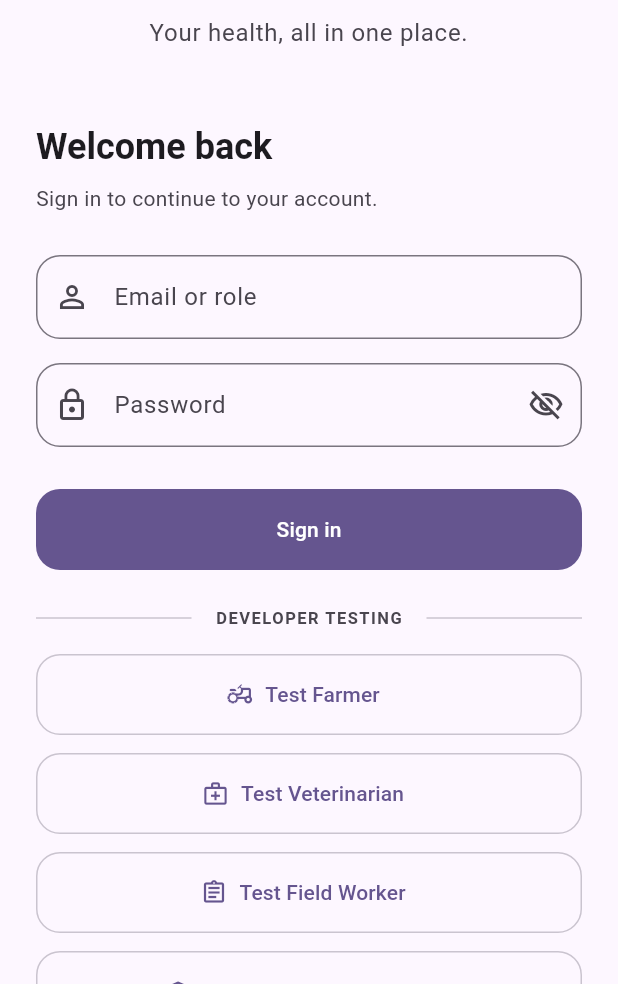
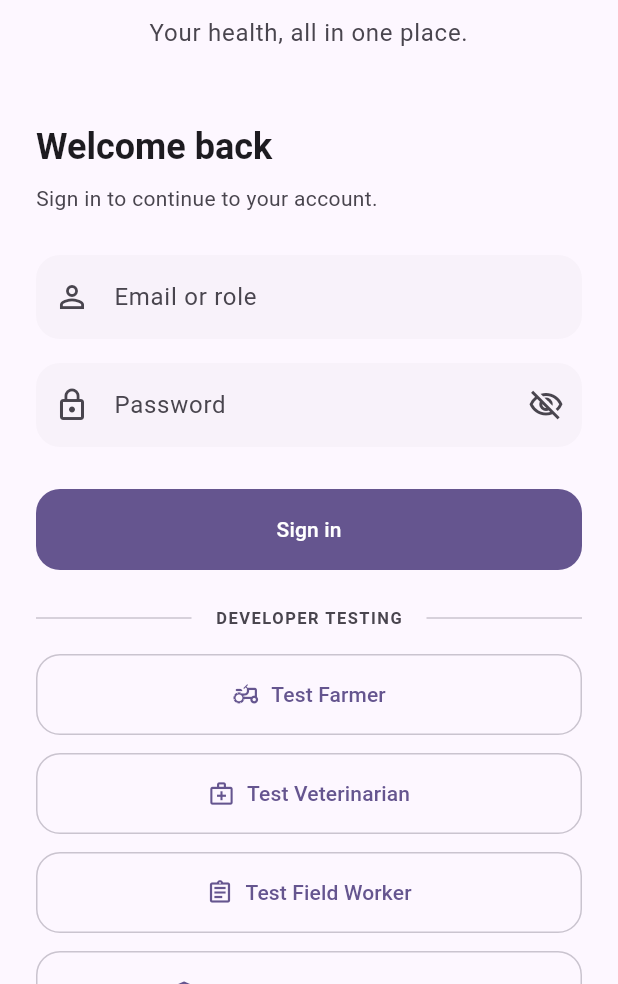
Before and after one commit to TanujairamV/jeevswasth, a Flutter app: the screen it shows after launch, on a phone screen of 412 x 824 dp, the part 252-1236 px from its top. Run offline on Flutter 3.47's test engine with Material 3 defaults, Android fonts, the phone set to English and light mode, and no system bars; drawn by our look-alikes of dynamic_color; our stand-ins replace firebase_auth, firebase_core, font_awesome_flutter, geocoding, geolocator, google_sign_in and 1 more; accounts and stored records are empty.

Commit message:
refactor: centralise the ui components --build

```diff
--- a/frontend/lib/main.dart
+++ b/frontend/lib/main.dart
@@ -4,6 +4,7 @@ import 'package:firebase_core/firebase_core.dart';
 import 'package:flutter/material.dart' as material;
 import 'package:frontend/pages/login_page.dart';
 import 'firebase_options.dart';
+import 'theme/app_theme.dart';
 
 Future<void> main() async {
   material.WidgetsFlutterBinding.ensureInitialized();
@@ -44,14 +45,8 @@ class JeevSwasthApp extends material.StatelessWidget {
 
         return material.MaterialApp(
           debugShowCheckedModeBanner: false,
-          theme: material.ThemeData(
-            useMaterial3: true,
-            colorScheme: lightScheme,
-          ),
-          darkTheme: material.ThemeData(
-            useMaterial3: true,
-            colorScheme: darkScheme,
-          ),
+          theme: AppTheme.light(lightScheme),
+          darkTheme: AppTheme.dark(darkScheme),
           themeMode: material.ThemeMode.system,
           home: const LoginPage(),
         );
--- /dev/null
+++ b/frontend/lib/theme/app_theme.dart
@@ -0,0 +1,70 @@
+import 'package:flutter/material.dart';
+
+abstract final class AppTheme {
+  static ThemeData light(ColorScheme colorScheme) => _build(colorScheme);
+
+  static ThemeData dark(ColorScheme colorScheme) => _build(colorScheme);
+
+  static ThemeData _build(ColorScheme colorScheme) {
+    final base = ThemeData(
+      useMaterial3: true,
+      colorScheme: colorScheme,
+    );
+
+    return base.copyWith(
+      scaffoldBackgroundColor: colorScheme.surface,
+      cardTheme: CardThemeData(
+        color: colorScheme.surfaceContainerLow,
+        elevation: 0,
+        margin: EdgeInsets.zero,
+        shape: RoundedRectangleBorder(
+          borderRadius: BorderRadius.circular(20),
+        ),
+      ),
+      navigationBarTheme: NavigationBarThemeData(
+        backgroundColor: colorScheme.surface,
+        indicatorColor: colorScheme.secondaryContainer,
+        elevation: 0,
+        labelTextStyle: WidgetStatePropertyAll(
+          base.textTheme.labelMedium?.copyWith(
+            color: colorScheme.onSurfaceVariant,
+          ),
+        ),
+      ),
+      filledButtonTheme: FilledButtonThemeData(
+        style: FilledButton.styleFrom(
+          minimumSize: const Size(0, 48),
+          padding: const EdgeInsets.symmetric(horizontal: 20),
+          shape: RoundedRectangleBorder(
+            borderRadius: BorderRadius.circular(16),
+          ),
+        ),
+      ),
+      outlinedButtonTheme: OutlinedButtonThemeData(
+        style: OutlinedButton.styleFrom(
+          minimumSize: const Size(0, 48),
+          padding: const EdgeInsets.symmetric(horizontal: 20),
+          shape: RoundedRectangleBorder(
+            borderRadius: BorderRadius.circular(16),
+          ),
+        ),
+      ),
+      inputDecorationTheme: InputDecorationTheme(
+        filled: true,
+        fillColor: colorScheme.surfaceContainerLow,
+        border: OutlineInputBorder(
+          borderRadius: BorderRadius.circular(16),
+          borderSide: BorderSide.none,
+        ),
+        enabledBorder: OutlineInputBorder(
+          borderRadius: BorderRadius.circular(16),
+          borderSide: BorderSide.none,
+        ),
+        focusedBorder: OutlineInputBorder(
+          borderRadius: BorderRadius.circular(16),
+          borderSide: BorderSide(color: colorScheme.primary),
+        ),
+      ),
+    );
+  }
+}
```
Also changed, not shown: frontend/assets/images/jeevswasth_logo.svg (added).
